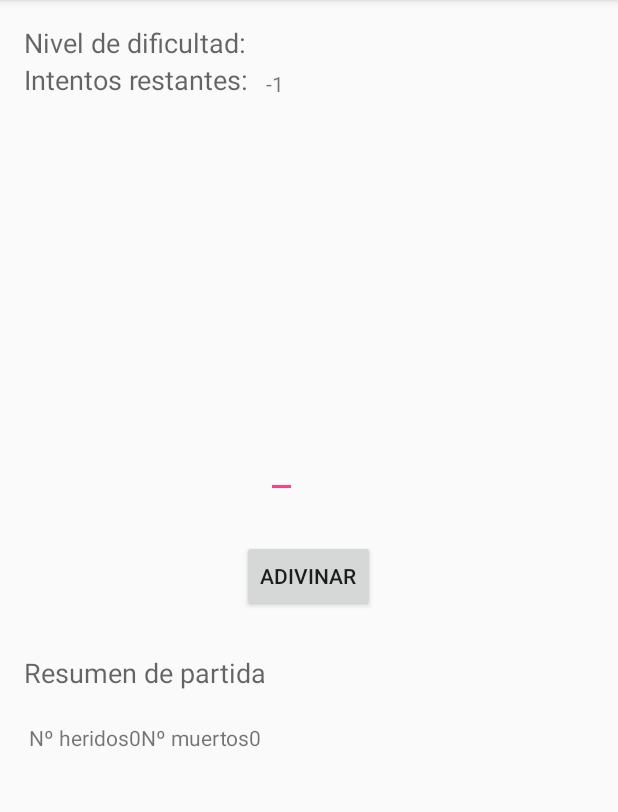
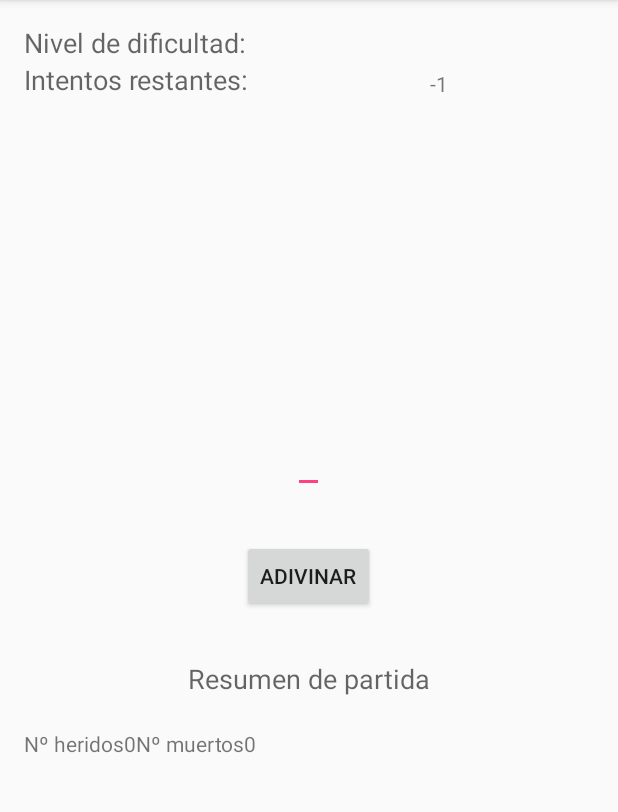
Before and after one commit to liderduck/Los-numeros-muertos, an Android app: the Main2Activity screen opened directly, with no data from a screen before it, after a tap on "ADIVINAR", on a phone screen of 412 x 824 dp, the part 84-896 px from its top. Run offline under Robolectric (Android 15) with nearby library versions, the phone set to English and light mode, and no system bars; 7 statements that could not run were skipped.

```diff
--- a/app/src/main/java/jona/losnumerosmuertos/Main2Activity.java
+++ b/app/src/main/java/jona/losnumerosmuertos/Main2Activity.java
@@ -15,6 +15,7 @@ import android.widget.Button;
 import android.widget.EditText;
 import android.widget.TextView;
 
+import java.util.ArrayList;
 import java.util.Random;
 
 public class Main2Activity extends AppCompatActivity {
@@ -42,9 +43,9 @@ public class Main2Activity extends AppCompatActivity {
         int max = 99;
 
         Random r = new Random();
-     //   numAAdiv = r.nextInt(max - min + 1) + min;
-        numAAdiv=99;
+        numAAdiv = r.nextInt(max - min + 1) + min;
         numAdiv = String.valueOf(numAAdiv);
+        Log.i("hola","numero"+numAdiv);
     }
     public void empJugar(View v){
         t5 = (TextView) findViewById(R.id.textView5);
@@ -55,19 +56,41 @@ public class Main2Activity extends AppCompatActivity {
         jugar(numAdiv, numPos, numIntentos);
     }
 
+
     public void jugar(String numAAdiv,String numPos,Integer numIntentos){
         int numMuertos=0;
         int numHeridos=0;
+        ArrayList<numero> arNumAdiv = new ArrayList<numero>();
+        numero a1 = new numero(numAAdiv.charAt(0),false,false);
+        numero a2 = new numero(numAAdiv.charAt(1),false,false);
+        arNumAdiv.add(a1);
+        arNumAdiv.add(a2);
+        numero acAdiv;
+
+        ArrayList<numero> arNumPos = new ArrayList<numero>();
+        numero b1 = new numero(numPos.charAt(0),false,false);
+        numero b2 = new numero(numPos.charAt(1),false,false);
+        arNumPos.add(b1);
+        arNumPos.add(b2);
+        numero acPos;
 
         if(numIntentos!=0){
-            for(int i=0;i<2;i++) {
-                Character a1 = numAAdiv.charAt(i);
-                for (int t = 0; t < 2; t++) {
-                    Character b1 = numPos.charAt(t);
-                    if (a1.equals(b1) && (i == t)) {
-                        numMuertos++;
-                    } else if (a1.equals(b1)) {
-                        numHeridos++;
+            for(int i=0;i<arNumAdiv.size();i++) {
+                acAdiv=arNumAdiv.get(i);
+                for (int t = 0; t < arNumPos.size(); t++) {
+                    acPos=arNumPos.get(t);
+                    if( acAdiv.muerto==false ) {
+                        if (acAdiv.valor.equals(acPos.valor) && (i == t)) {
+                            numMuertos++;
+                            acAdiv.muerto = true;
+                            acPos.muerto= true;
+                            if(acPos.herido==true){
+                                numHeridos--;
+                            }
+                        } else if (acAdiv.valor.equals(acPos.valor) && (i != t) && (acPos.herido == false)&& (acPos.muerto==false)) {
+                            numHeridos++;
+                            acPos.herido = true;
+                        }
                     }
                 }
             }
@@ -77,6 +100,7 @@ public class Main2Activity extends AppCompatActivity {
         }
         if(numAAdiv.equals(numPos)){
            notif();
+            b3.setEnabled(false);
         }
        t6.append("Nº heridos"+String.valueOf(numHeridos)+"Nº muertos"+String.valueOf(numMuertos)+System.getProperty("line.separator"));
     }
@@ -112,7 +136,7 @@ public class Main2Activity extends AppCompatActivity {
     private void notif() {
         NotificationCompat.Builder elconstructor = new NotificationCompat.Builder(Main2Activity.this);
         elconstructor.setContentText("Enhorabuena!! Has ganado");
-        elconstructor.setContentTitle("hola");
+        elconstructor.setContentTitle("Juego finalizado");
         elconstructor.setSmallIcon(android.R.drawable.stat_sys_warning);
         elnotificationmanager.notify(1, elconstructor.build());
 
--- /dev/null
+++ b/app/src/main/java/jona/losnumerosmuertos/numero.java
@@ -0,0 +1,16 @@
+package jona.losnumerosmuertos;
+
+/**
+ * Created by anahe on 21/02/2016.
+ */
+public class numero {
+    Character valor;
+    Boolean muerto;
+    Boolean herido;
+
+    public numero (Character pValor,Boolean pMuerto,Boolean pHerido){
+        valor=pValor;
+        muerto=pMuerto;
+        herido=pHerido;
+    }
+}
--- a/app/src/main/res/layout/activity_main2.xml
+++ b/app/src/main/res/layout/activity_main2.xml
@@ -33,9 +33,9 @@
         android:textAppearance="?android:attr/textAppearanceMedium"
         android:text="Resumen de partida"
         android:id="@+id/textView3"
+        android:layout_marginTop="32dp"
         android:layout_below="@+id/button3"
-        android:layout_alignParentStart="true"
-        android:layout_marginTop="28dp" />
+        android:layout_centerHorizontal="true" />
 
     <Button
         android:layout_width="wrap_content"
@@ -51,10 +51,10 @@
         android:layout_height="wrap_content"
         android:id="@+id/eT"
         android:editable="true"
-        android:layout_marginBottom="28dp"
+        android:layout_marginBottom="31dp"
         android:singleLine="false"
         android:layout_above="@+id/button3"
-        android:layout_alignStart="@+id/textView5" />
+        android:layout_centerHorizontal="true" />
 
     <TextView
         android:layout_width="wrap_content"
@@ -74,6 +74,11 @@
         android:layout_alignBottom="@+id/textView2"
         android:layout_alignStart="@+id/textView4" />
 
+    <ScrollView
+        android:layout_width="match_parent"
+        android:layout_height="match_parent"
+        android:layout_below="@+id/textView3"
+        android:layout_alignParentEnd="true">
         <TextView
             android:layout_width="wrap_content"
             android:layout_height="wrap_content"
@@ -87,5 +92,5 @@
             android:nestedScrollingEnabled="false"
             android:layout_toStartOf="@+id/eT"
             android:textAlignment="center" />
-
+    </ScrollView>
 </RelativeLayout>
```
Lines whose indentation alone changed are shown as unchanged.
